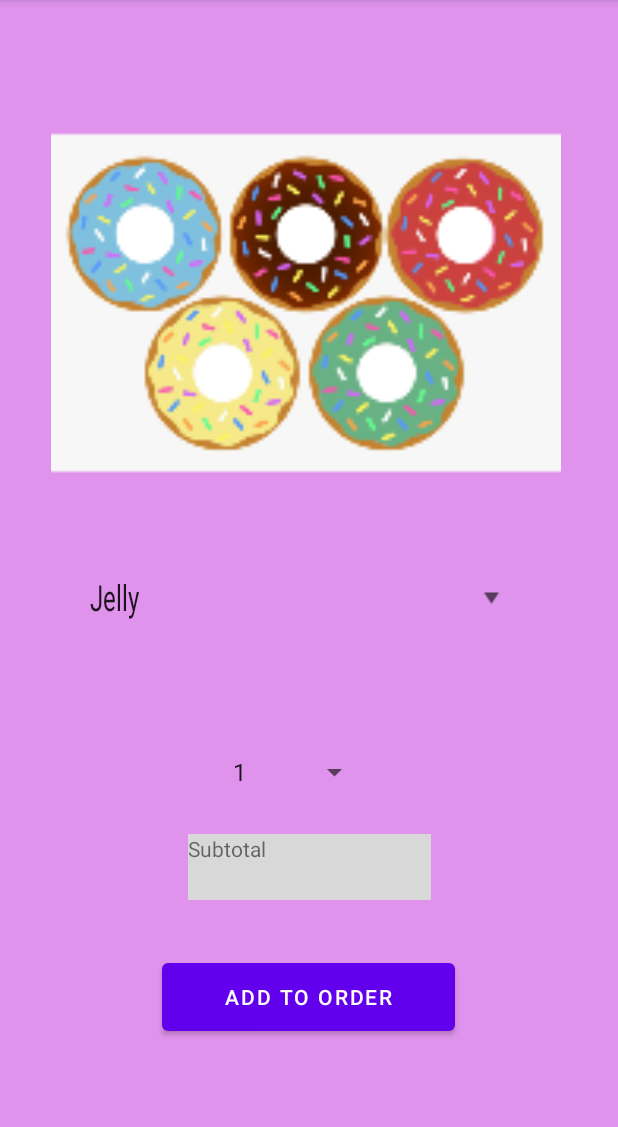
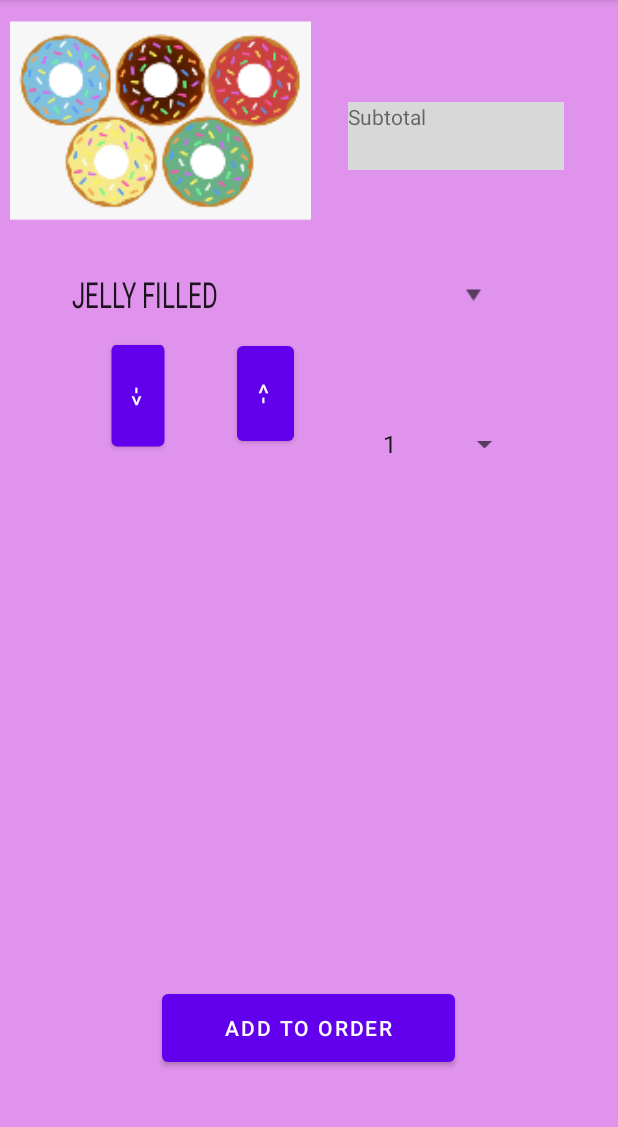
Before and after one commit to Fenguinn/Rutger-Cafe-Repo, an Android app: the OrderingDonuts screen opened directly, with no data from a screen before it, on a phone screen of 412 x 824 dp, the part 84-1211 px from its top. Run offline under Robolectric (Android 15) with nearby library versions, the light colour scheme and no system bars.

Commit message:
Saving before crazy things

```diff
--- a/app/src/main/java/com/example/project5/MainActivity.java
+++ b/app/src/main/java/com/example/project5/MainActivity.java
@@ -11,6 +11,9 @@ import android.widget.Button;
 import android.widget.ImageButton;
 
 public class MainActivity extends AppCompatActivity {
+
+    public static Order myOrder = new Order();
+    public static OneStoreOrder myStore = new OneStoreOrder();
 
     ImageButton donutImageButton;
     ImageButton coffeeImageButton;
--- a/app/src/main/java/com/example/project5/OrderingDonuts.java
+++ b/app/src/main/java/com/example/project5/OrderingDonuts.java
@@ -3,20 +3,101 @@ package com.example.project5;
 import androidx.appcompat.app.AppCompatActivity;
 
 import android.os.Bundle;
+import android.view.View;
+import android.widget.ArrayAdapter;
+import android.widget.Button;
+import android.widget.ListView;
+import android.widget.Spinner;
+import android.widget.TextView;
+import android.widget.Toast;
+
+import java.util.ArrayList;
+import java.util.List;
 
 public class OrderingDonuts extends AppCompatActivity {
+
+    public final static int ZERO = 0;
+    public final static int ONE = 1;
+    public final static int TWO = 2;
+    public final static int THREE = 3;
+    public final static int FOUR = 4;
+    public final static int FIVE = 5;
+    public final static int SIX = 6;
+    public final static int SEVEN = 7;
+    public final static int EIGHT = 8;
+    public final static int NINE = 9;
+    public final static int TEN = 10;
+    public final static int ELEVEN = 11;
+    public final static int TWELVE = 12;
+
+    private ArrayList<Donut> myDonuts;
+    private ArrayList<String> myListStrings;
+    private TextView subtotalTextViewDonuts;
+    ArrayAdapter<String> arrayAdapter;
+
+    private Spinner flavorPicker;
+    private Spinner quantityPicker;
+    private ListView donutList_ListView;
+    private Button addToListButton;
+    private Button removeFromListButton;
 
     @Override
     protected void onCreate(Bundle savedInstanceState) {
         super.onCreate(savedInstanceState);
         setContentView(R.layout.activity_ordering_donuts);
+
+        myDonuts = new ArrayList<Donut>();
+        myListStrings = new ArrayList<String>();
+        subtotalTextViewDonuts = (TextView) findViewById(R.id.subtotalTextViewDonuts);
+        flavorPicker = (Spinner)findViewById(R.id.flavorSpinner);
+        quantityPicker = (Spinner)findViewById(R.id.numDonutSpinner);
+        donutList_ListView = (ListView)findViewById(R.id.donutListView);
+
+        arrayAdapter = new ArrayAdapter<String>(this,android.R.layout.simple_list_item_1, myListStrings );
+        donutList_ListView.setAdapter(arrayAdapter);
+    }
+
+
+    private void update() {
+        myListStrings.clear();
+
+        double subtotal = 0;
+
+        for (int x = 0; x < this.myDonuts.size(); x++) {
+            myListStrings.add(this.myDonuts.get(x).toString());
+            subtotal += this.myDonuts.get(x).itemPrice();
+        }
+
+        arrayAdapter = new ArrayAdapter<String>(this,android.R.layout.simple_list_item_1, myListStrings );
+        donutList_ListView.setAdapter(arrayAdapter);
+
+        MenuItem formatter = new MenuItem();
+
+        subtotalTextViewDonuts.setText(formatter.formatPrice(subtotal));
+    }
+
+    public void addToList(View view) {
+        int flavor = flavorPicker.getSelectedItemPosition();
+        int quantity = quantityPicker.getSelectedItemPosition() + ONE;
+
+        Donut myDonut = new Donut(quantity, flavor+1);
+        myDonuts.add(myDonut);
+        update();
+    }
+
+    public void removeFromList(View view) {
+//        try {
+//            int badDonut = donutList_ListView.getSelectedItemPosition();
+//            this.myDonuts.remove(badDonut);
+//            this.update();
+//        } catch (Exception e) {
+//            int duration = Toast.LENGTH_SHORT;
+//            Toast toast = Toast.makeText(this, "Please select something to remove" , duration);
+//            toast.show();
+//        }
     }
 
 
 
 
-
-
-
-
 }
--- a/app/src/main/res/layout/activity_ordering_donuts.xml
+++ b/app/src/main/res/layout/activity_ordering_donuts.xml
@@ -12,9 +12,9 @@
         android:id="@+id/flavorSpinner"
         android:layout_width="300dp"
         android:layout_height="wrap_content"
-        android:layout_marginTop="386dp"
-        android:layout_marginEnd="136dp"
-        android:layout_marginRight="136dp"
+        android:layout_marginTop="184dp"
+        android:layout_marginEnd="148dp"
+        android:layout_marginRight="148dp"
         android:entries="@array/donutFlavorArray"
         android:scaleX="1"
         android:scaleY="1.5"
@@ -26,13 +26,13 @@
         android:id="@+id/numDonutSpinner"
         android:layout_width="100dp"
         android:layout_height="wrap_content"
-        android:layout_marginEnd="300dp"
-        android:layout_marginRight="300dp"
-        android:layout_marginBottom="241dp"
+        android:layout_marginTop="284dp"
+        android:layout_marginEnd="200dp"
+        android:layout_marginRight="200dp"
         android:entries="@array/numDonutArray"
         android:translationX="135dp"
-        app:layout_constraintBottom_toBottomOf="parent"
-        app:layout_constraintEnd_toEndOf="parent" />
+        app:layout_constraintEnd_toEndOf="parent"
+        app:layout_constraintTop_toTopOf="parent" />
 
     <Button
         android:id="@+id/donutAddToOrderButton"
@@ -40,37 +40,77 @@
         android:layout_height="57dp"
         android:layout_marginStart="108dp"
         android:layout_marginLeft="108dp"
-        android:layout_marginTop="636dp"
+        android:layout_marginTop="620dp"
+        android:layout_marginBottom="54dp"
         android:text="@string/add_to_order"
+        app:layout_constraintBottom_toBottomOf="parent"
         app:layout_constraintEnd_toEndOf="parent"
         app:layout_constraintHorizontal_bias="0.0"
         app:layout_constraintStart_toStartOf="parent"
-        app:layout_constraintTop_toTopOf="parent" />
+        app:layout_constraintTop_toTopOf="parent"
+        app:layout_constraintVertical_bias="1.0" />
 
     <TextView
         android:id="@+id/subtotalTextViewDonuts"
-        android:layout_width="162dp"
-        android:layout_height="44dp"
+        android:layout_width="144dp"
+        android:layout_height="45dp"
         android:layout_marginStart="125dp"
         android:layout_marginLeft="125dp"
-        android:layout_marginTop="556dp"
+        android:layout_marginTop="68dp"
         android:background="#D8D8D8"
         android:text="@string/sub_total"
         app:layout_constraintEnd_toEndOf="parent"
-        app:layout_constraintHorizontal_bias="0.0"
+        app:layout_constraintHorizontal_bias="0.746"
         app:layout_constraintStart_toStartOf="parent"
         app:layout_constraintTop_toTopOf="parent" />
 
     <ImageView
         android:id="@+id/imageView"
-        android:layout_width="392dp"
-        android:layout_height="262dp"
-        android:layout_marginStart="8dp"
-        android:layout_marginLeft="8dp"
-        android:layout_marginTop="72dp"
+        android:layout_width="182dp"
+        android:layout_height="154dp"
+        android:layout_marginStart="16dp"
+        android:layout_marginLeft="16dp"
+        android:layout_marginTop="4dp"
+        android:contentDescription="@string/Donut_description"
         android:scaleX="1.3"
         android:scaleY="1.3"
         app:layout_constraintStart_toStartOf="parent"
         app:layout_constraintTop_toTopOf="parent"
         app:srcCompat="@mipmap/manydonuts_foreground" />
+
+    <Button
+        android:id="@+id/removeFromListButton"
+        android:layout_width="63dp"
+        android:layout_height="50dp"
+        android:layout_marginStart="145dp"
+        android:layout_marginLeft="145dp"
+        android:layout_marginTop="237dp"
+        android:rotation="90"
+        android:text="@string/arrow_left"
+        app:layout_constraintStart_toStartOf="parent"
+        app:layout_constraintTop_toTopOf="parent" />
+
+    <Button
+        android:id="@+id/addToListButton"
+        android:layout_width="68dp"
+        android:layout_height="47dp"
+        android:layout_marginStart="58dp"
+        android:layout_marginLeft="58dp"
+        android:layout_marginTop="240dp"
+        android:onClick="addToList"
+        android:rotation="90"
+        android:rotationY="0"
+        android:text="@string/arrow_right"
+        app:layout_constraintStart_toStartOf="parent"
+        app:layout_constraintTop_toTopOf="parent" />
+
+    <ListView
+        android:id="@+id/donutListView"
+        android:layout_width="330dp"
+        android:layout_height="199dp"
+        android:layout_marginStart="40dp"
+        android:layout_marginLeft="40dp"
+        android:layout_marginTop="348dp"
+        app:layout_constraintStart_toStartOf="parent"
+        app:layout_constraintTop_toTopOf="parent" />
 </androidx.constraintlayout.widget.ConstraintLayout>
--- a/app/src/main/res/values/strings.xml
+++ b/app/src/main/res/values/strings.xml
@@ -16,6 +16,9 @@
     <string name="sales_tax">Sales Tax</string>
     <string name="order_details">Order Details</string>
     <string name="remove">Remove</string>
+    <string name="arrow_right"><![CDATA[->]]></string>
+    <string name="arrow_left"><![CDATA[<-]]></string>
+    <string name="Donut_description">Some donuts</string>
 
 
     <string-array name="Coffee_Sizes">
@@ -26,15 +29,17 @@
     </string-array>
 
     <string-array name="donutFlavorArray">
-        <item>Jelly</item>
-        <item>Banana Swirl</item>
-        <item>Glazed</item>
-        <item>Boston Kreme</item>
-        <item>Strawberry Glaze</item>
-        <item>Choco Loco</item>
-        <item>Blueberry Cake</item>
-        <item>Lemon Deliciousness</item>
+        <item>JELLY FILLED</item>
+        <item>BOSTON KREME</item>
+        <item>STRAWBERRY LEMON SWIRL</item>
+        <item>MAPLE FROSTED</item>
+        <item>BLUEBERRY CAKE</item>
+        <item>ICECREAM CAKE</item>
+        <item>CHOCOLOCO</item>
+        <item>GLAZED</item>
+        <item>BERRY BEAUTIFUL</item>
     </string-array>
+
 
     <string-array name="numDonutArray">
         <item>1</item>
```
